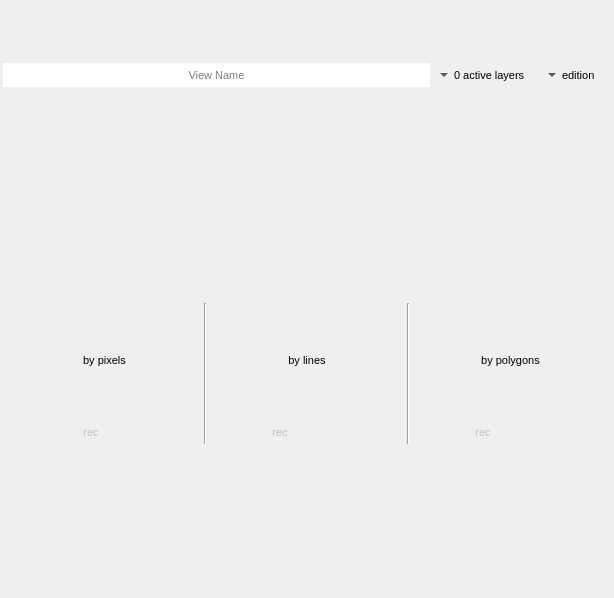
SMByC/ThRasE, file ui/view_widget.ui: the form before one commit.
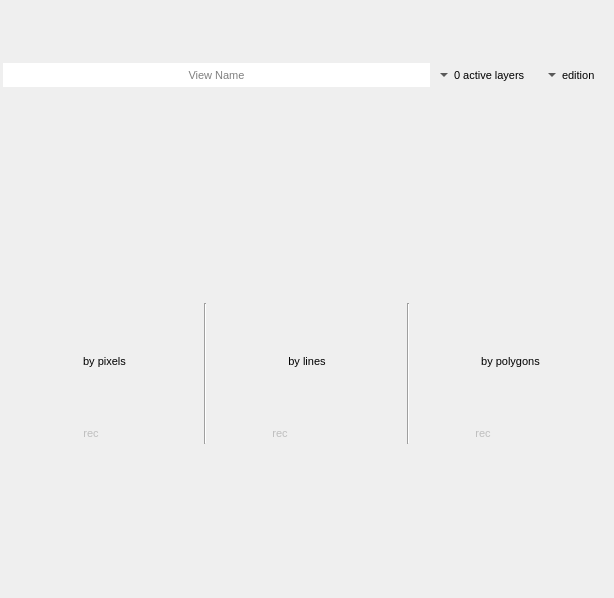
The form after the commit. Icons and pictures are not drawn. Custom widgets are drawn as their Qt base class.

Commit message: Adjusted size and colors for all icons, adjusted the view widget

What changed in the file:
```diff
--- a/ui/view_widget.ui
+++ b/ui/view_widget.ui
@@ -177,7 +177,7 @@
        <widget class="QWidget" name="EditionWidget_ByPixel" native="true">
         <layout class="QVBoxLayout" name="verticalLayout_3">
          <property name="spacing">
-          <number>3</number>
+          <number>2</number>
          </property>
          <property name="leftMargin">
           <number>0</number>
@@ -224,6 +224,12 @@
             </item>
             <item>
              <widget class="QToolButton" name="PixelsPicker">
+              <property name="maximumSize">
+               <size>
+                <width>16777215</width>
+                <height>24</height>
+               </size>
+              </property>
               <property name="font">
                <font>
                 <pointsize>8</pointsize>
@@ -265,7 +271,7 @@
            <property name="maximumSize">
             <size>
              <width>16777215</width>
-             <height>24</height>
+             <height>22</height>
             </size>
            </property>
            <layout class="QHBoxLayout" name="horizontalLayout_5">
@@ -377,7 +383,7 @@
        <widget class="QWidget" name="EditionWidget_ByLines" native="true">
         <layout class="QVBoxLayout" name="verticalLayout_4">
          <property name="spacing">
-          <number>3</number>
+          <number>2</number>
          </property>
          <property name="leftMargin">
           <number>0</number>
@@ -424,6 +430,12 @@
             </item>
             <item>
              <widget class="QToolButton" name="LinesPicker">
+              <property name="maximumSize">
+               <size>
+                <width>16777215</width>
+                <height>24</height>
+               </size>
+              </property>
               <property name="font">
                <font>
                 <pointsize>8</pointsize>
@@ -465,7 +477,7 @@
            <property name="maximumSize">
             <size>
              <width>16777215</width>
-             <height>24</height>
+             <height>22</height>
             </size>
            </property>
            <layout class="QHBoxLayout" name="horizontalLayout_6">
@@ -602,7 +614,7 @@
        <widget class="QWidget" name="EditionWidget_ByPolygons" native="true">
         <layout class="QVBoxLayout" name="verticalLayout_5">
          <property name="spacing">
-          <number>3</number>
+          <number>2</number>
          </property>
          <property name="leftMargin">
           <number>0</number>
@@ -649,6 +661,12 @@
             </item>
             <item>
              <widget class="QToolButton" name="PolygonsPicker">
+              <property name="maximumSize">
+               <size>
+                <width>16777215</width>
+                <height>24</height>
+               </size>
+              </property>
               <property name="font">
                <font>
                 <pointsize>8</pointsize>
@@ -690,7 +708,7 @@
            <property name="maximumSize">
             <size>
              <width>16777215</width>
-             <height>24</height>
+             <height>22</height>
             </size>
            </property>
            <layout class="QHBoxLayout" name="horizontalLayout_4">
```
The commit also changes 13 other files.
